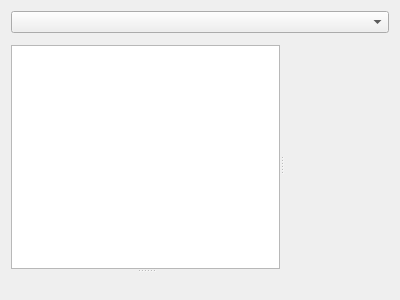
The window that plugins/quickinspector/quickinspectorwidget.ui (KDAB/GammaRay) describes before a commit, drawn with Qt 5.
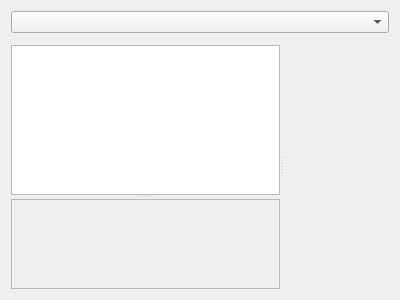
The same window after the commit. Custom widgets are drawn as their Qt base class.

Commit message: Put the scene view into a scroll area.

```diff
--- a/plugins/quickinspector/quickinspectorwidget.ui
+++ b/plugins/quickinspector/quickinspectorwidget.ui
@@ -37,7 +37,11 @@
         </item>
        </layout>
       </widget>
-      <widget class="QLabel" name="sceneView" native="true"/>
+      <widget class="QScrollArea" name="sceneView">
+       <property name="alignment">
+        <set>Qt::AlignCenter</set>
+       </property>
+      </widget>
      </widget>
      <widget class="GammaRay::PropertyWidget" name="itemPropertyWidget" native="true"/>
     </widget>
```
The commit also changes 2 other files.
